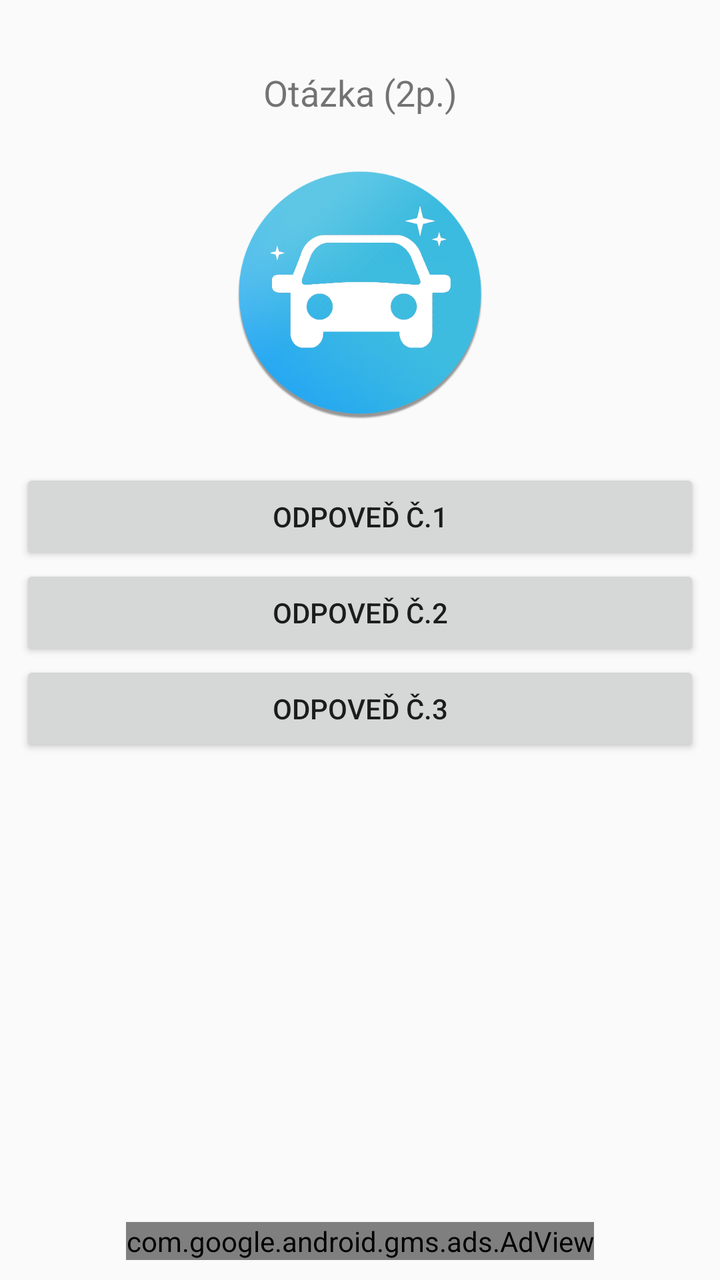
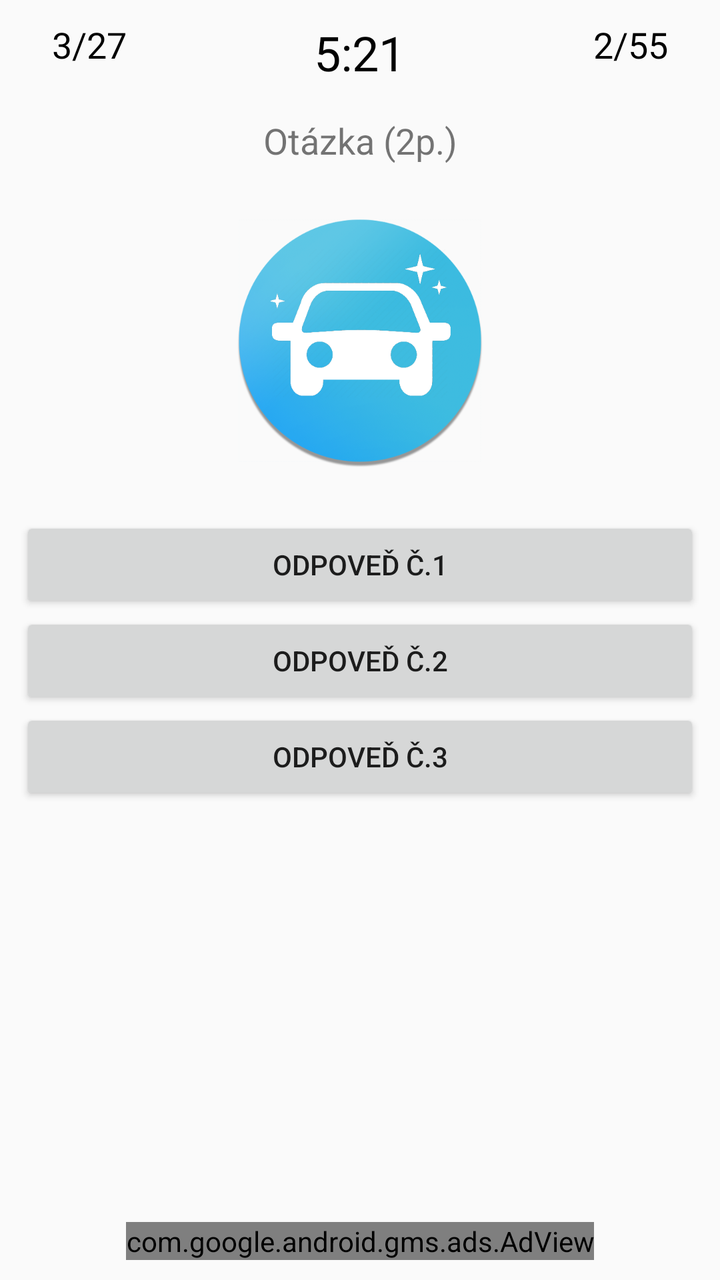

Before-and-after screenshots of an Android layout around one commit, followed by the original layout XML and the change that was made.
<!-- AndroidManifest.xml: application theme MyTheme.Light -->
<!-- res/layout/fragment_test.xml -->
<RelativeLayout xmlns:ads="http://schemas.android.com/apk/res-auto"
                xmlns:android="http://schemas.android.com/apk/res/android"
                xmlns:app="http://schemas.android.com/apk/res-auto"
                xmlns:tools="http://schemas.android.com/tools"
                android:layout_width="match_parent"
                android:layout_height="match_parent"
                android:background="?android:attr/windowBackground"
                android:paddingBottom="@dimen/activity_vertical_margin"
                android:paddingLeft="@dimen/activity_horizontal_margin"
                android:paddingRight="@dimen/activity_horizontal_margin"
                android:paddingTop="@dimen/activity_vertical_margin"
                app:layout_behavior="@string/appbar_scrolling_view_behavior"
                tools:context=".TestActivityFragment">

    
    <TextView
        android:id="@+id/question_text"
        android:layout_width="match_parent"
        android:layout_height="wrap_content"
        android:layout_marginTop="24dp"
        android:gravity="center_horizontal"
        android:text="Otázka (2p.)"
        android:textSize="18sp"/>

    <ImageView
        android:layout_width="128dp"
        android:layout_height="128dp"
        android:layout_below="@id/question_text"
        android:layout_centerHorizontal="true"
        android:layout_marginTop="24dp"
        android:src="@drawable/app_icon"/>

    
    <LinearLayout
        android:layout_width="match_parent"
        android:layout_height="wrap_content"
        android:layout_below="@id/question_text"
        android:layout_marginTop="176dp"
        android:orientation="vertical">

        <Button
            android:id="@+id/button1"
            android:layout_width="match_parent"
            android:layout_height="wrap_content"
            android:text="Odpoveď č.1"/>

        <Button
            android:id="@+id/button2"
            android:layout_width="match_parent"
            android:layout_height="wrap_content"
            android:text="Odpoveď č.2"/>

        <Button
            android:id="@+id/button3"
            android:layout_width="match_parent"
            android:layout_height="wrap_content"
            android:text="Odpoveď č.3"/>

    </LinearLayout>

    <com.google.android.gms.ads.AdView
        android:id="@+id/adView"
        android:layout_width="wrap_content"
        android:layout_height="wrap_content"
        android:layout_alignParentBottom="true"
        android:layout_centerHorizontal="true"
        ads:adSize="BANNER"
        ads:adUnitId="@string/banner_ad_unit_id"/>

</RelativeLayout>
<!-- resources referenced by this layout -->
<resources>
  <dimen name="activity_horizontal_margin">10dp</dimen>
  <dimen name="activity_vertical_margin">10dp</dimen>
  <!-- drawable app_icon: png bitmap (drawable, 141097 bytes) -->
  <string name="banner_ad_unit_id">ca-app-pub-7362127401681337/9720209806</string>
  <style name="MyTheme.Light" parent="@style/Theme.AppCompat.Light.NoActionBar">
          
          
          <item name="colorPrimary">@color/colorPrimary</item>
          <item name="colorPrimaryDark">@color/colorPrimaryDark</item>
          <item name="colorSecondary">@color/colorSecondary</item>
          <item name="colorSecondaryDark">@color/colorSecondaryDark</item>
          <item name="colorCardBackground">@color/colorCardBackground</item>
          <item name="colorNavigationDrawerBackground">@color/colorNavigationDrawerBackground</item>
      </style>
  <color name="colorPrimary" type="color">#4285F4</color>
  <color name="colorPrimaryDark" type="color">#3367D6</color>
  <color name="colorSecondary" type="color">@color/deep_teal_300</color>
  <color name="colorSecondaryDark" type="color">@color/deep_teal_500</color>
  <color name="colorCardBackground" type="color">#ffffff</color>
  <color name="colorNavigationDrawerBackground" type="color">#fafafa</color>
  <color name="deep_teal_300" type="color">#4DB6AC</color>
  <color name="deep_teal_500" type="color">#009688</color>
</resources>

<!-- the commit's change to res/layout/fragment_test.xml (unified diff, before → after) -->
@@ -12,12 +12,58 @@
                 app:layout_behavior="@string/appbar_scrolling_view_behavior"
                 tools:context=".TestActivityFragment">
 
+    <LinearLayout
+        android:layout_width="match_parent"
+        android:layout_height="wrap_content"
+        android:layout_marginEnd="16dp"
+        android:layout_marginLeft="16dp"
+        android:layout_marginRight="16dp"
+        android:layout_marginStart="16dp">
+
+        
+        <TextView
+            android:id="@+id/question_counter"
+            android:layout_width="wrap_content"
+            android:layout_height="wrap_content"
+            android:layout_gravity="start"
+            android:layout_weight="1"
+            android:gravity="start"
+            android:text="3/27"
+            android:textColor="@android:color/primary_text_light"
+            android:textSize="18sp"/>
+
+        
+        <TextView
+            android:id="@+id/elapsed_time"
+            android:layout_width="wrap_content"
+            android:layout_height="wrap_content"
+            android:layout_gravity="center_horizontal"
+            android:layout_weight="1"
+            android:gravity="center_horizontal"
+            android:text="5:21"
+            android:textColor="@android:color/primary_text_light"
+            android:textSize="24sp"/>
+
+        
+        <TextView
+            android:id="@+id/points_counter"
+            android:layout_width="wrap_content"
+            android:layout_height="wrap_content"
+            android:layout_gravity="end"
+            android:layout_weight="1"
+            android:gravity="end"
+            android:text="2/55"
+            android:textColor="@android:color/primary_text_light"
+            android:textSize="18sp"/>
+
+    </LinearLayout>
+
     
     <TextView
         android:id="@+id/question_text"
         android:layout_width="match_parent"
         android:layout_height="wrap_content"
-        android:layout_marginTop="24dp"
+        android:layout_marginTop="48dp"
         android:gravity="center_horizontal"
         android:text="Otázka (2p.)"
         android:textSize="18sp"/>
<!-- resource entries referenced after the edit -->
@@ -11,6 +11,10 @@
           <item name="colorPrimaryDark">@color/colorPrimaryDark</item>
           <item name="colorSecondary">@color/colorSecondary</item>
           <item name="colorSecondaryDark">@color/colorSecondaryDark</item>
+          <item name="colorTextTitle">@color/colorTextTitle</item>
+          
+          <item name="colorFlatButtons">@color/colorFlatButtons</item>
+          <item name="colorTabIndicator">@color/colorTabIndicator</item>
           <item name="colorCardBackground">@color/colorCardBackground</item>
           <item name="colorNavigationDrawerBackground">@color/colorNavigationDrawerBackground</item>
       </style>
@@ -18,8 +22,11 @@
   <color name="colorPrimaryDark" type="color">#3367D6</color>
   <color name="colorSecondary" type="color">@color/deep_teal_300</color>
   <color name="colorSecondaryDark" type="color">@color/deep_teal_500</color>
-  <color name="colorCardBackground" type="color">#ffffff</color>
-  <color name="colorNavigationDrawerBackground" type="color">#fafafa</color>
+  <color name="colorTextTitle" type="color">#FFEE58</color>
+  <color name="colorFlatButtons" type="color">#FF4081</color>
+  <color name="colorTabIndicator" type="color">@color/colorSecondary</color>
+  <color name="colorCardBackground" type="color">#FFF</color>
+  <color name="colorNavigationDrawerBackground" type="color">#FAFAFA</color>
   <color name="deep_teal_300" type="color">#4DB6AC</color>
   <color name="deep_teal_500" type="color">#009688</color>
 </resources>
